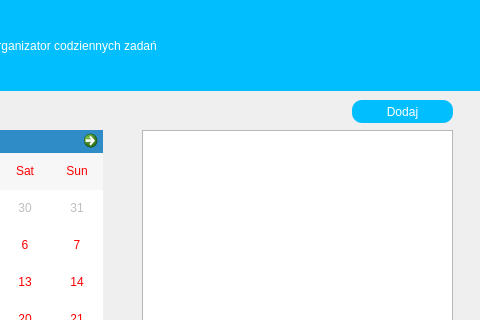
Before: the Qt Designer form PyQt/Projects/Daily Task Planner/main.ui in 0Swat/Programming-courses, drawn with Qt 5; both pictures show x 338 to 818 and y 0 to 320 of the 818 by 472 pixel window.
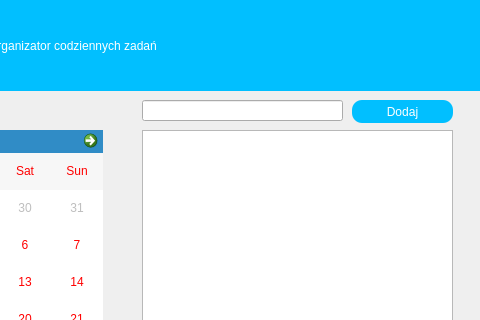
After: the same form once the commit is applied.

Commit message: daily task planner

```diff
--- a/PyQt/Projects/Daily Task Planner/main.ui
+++ b/PyQt/Projects/Daily Task Planner/main.ui
@@ -95,6 +95,16 @@
     <set>Qt::AlignCenter</set>
    </property>
   </widget>
+  <widget class="QLineEdit" name="taskLineEdit">
+   <property name="geometry">
+    <rect>
+     <x>480</x>
+     <y>100</y>
+     <width>201</width>
+     <height>21</height>
+    </rect>
+   </property>
+  </widget>
  </widget>
  <resources/>
  <connections/>
```
Left out of the diff: 7 changed lines with no effect on the pictures. The commit also changes 1 other file.
